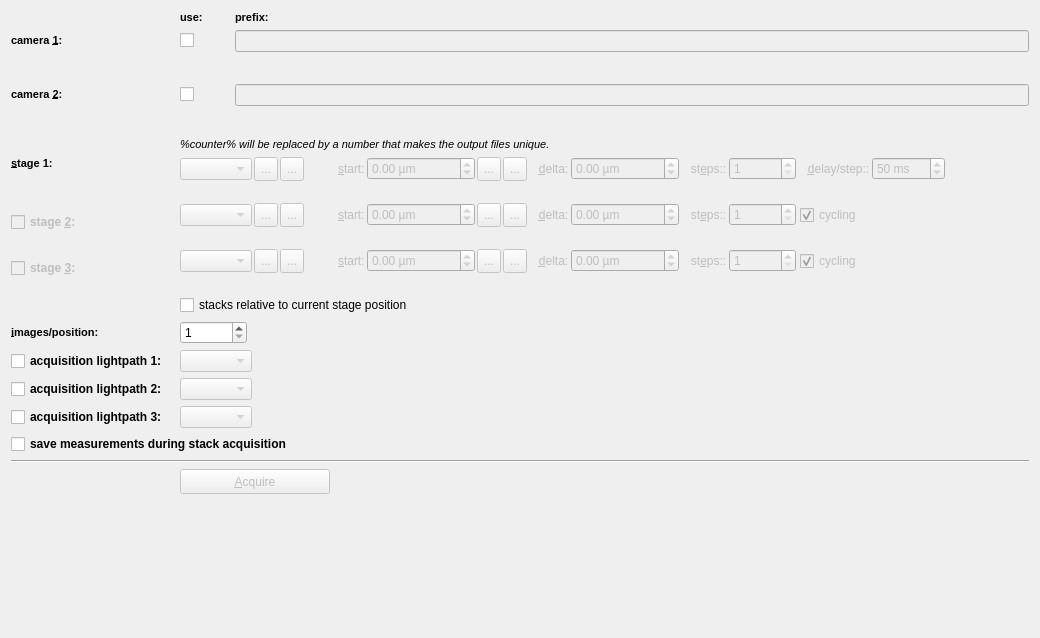
The window that plugins/spimb040/qfespimb040imagestackconfigwidget2.ui (jkriege2/QuickFit3) describes before a commit, drawn with Qt 5.
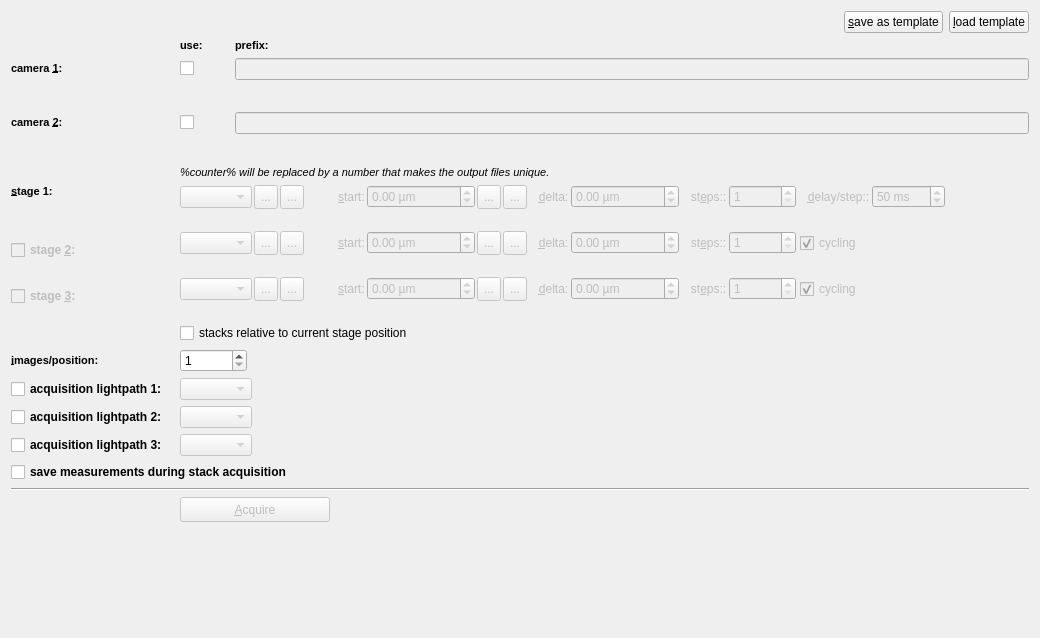
The same window after the commit. Icons and pictures are not drawn. Custom widgets are drawn as their Qt base class.

Commit message: QuickFit3/B040SPIM: all acquisition settings tabs have save/load template buttons now

Diff of the .ui file:
```diff
--- a/plugins/spimb040/qfespimb040imagestackconfigwidget2.ui
+++ b/plugins/spimb040/qfespimb040imagestackconfigwidget2.ui
@@ -1221,6 +1221,57 @@
      </property>
     </widget>
    </item>
+   <item row="0" column="0" colspan="5">
+    <layout class="QHBoxLayout" name="horizontalLayout_7">
+     <item>
+      <spacer name="horizontalSpacer_13">
+       <property name="orientation">
+        <enum>Qt::Horizontal</enum>
+       </property>
+       <property name="sizeHint" stdset="0">
+        <size>
+         <width>40</width>
+         <height>20</height>
+        </size>
+       </property>
+      </spacer>
+     </item>
+     <item>
+      <widget class="QPushButton" name="btnSaveTemplate">
+       <property name="text">
+        <string>&amp;save as template</string>
+       </property>
+       <property name="icon">
+        <iconset resource="spimb040.qrc">
+         <normaloff>:/spimb040/template_save.png</normaloff>:/spimb040/template_save.png</iconset>
+       </property>
+       <property name="iconSize">
+        <size>
+         <width>16</width>
+         <height>16</height>
+        </size>
+       </property>
+      </widget>
+     </item>
+     <item>
+      <widget class="QPushButton" name="btnLoadTemplate">
+       <property name="text">
+        <string>&amp;load template</string>
+       </property>
+       <property name="icon">
+        <iconset resource="spimb040.qrc">
+         <normaloff>:/spimb040/template_open.png</normaloff>:/spimb040/template_open.png</iconset>
+       </property>
+       <property name="iconSize">
+        <size>
+         <width>16</width>
+         <height>16</height>
+        </size>
+       </property>
+      </widget>
+     </item>
+    </layout>
+   </item>
   </layout>
  </widget>
  <customwidgets>
```
The commit also changes 12 other files.
